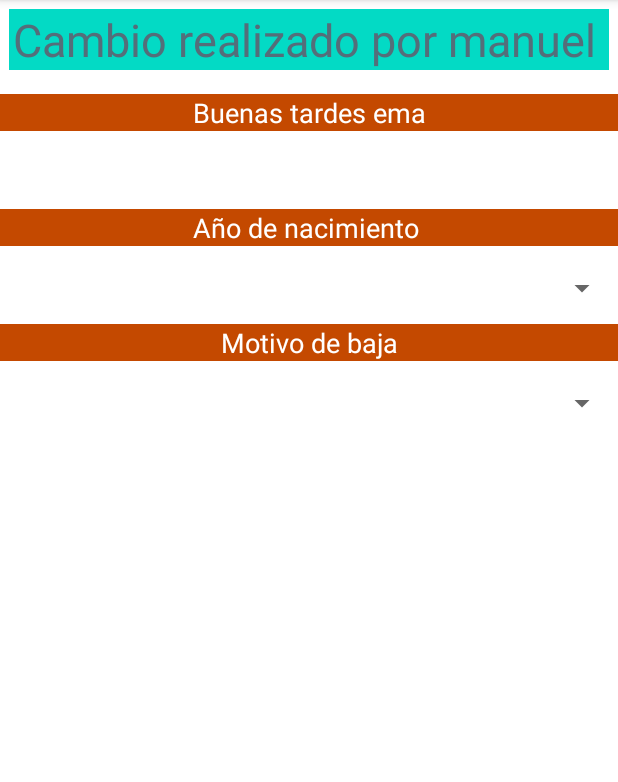
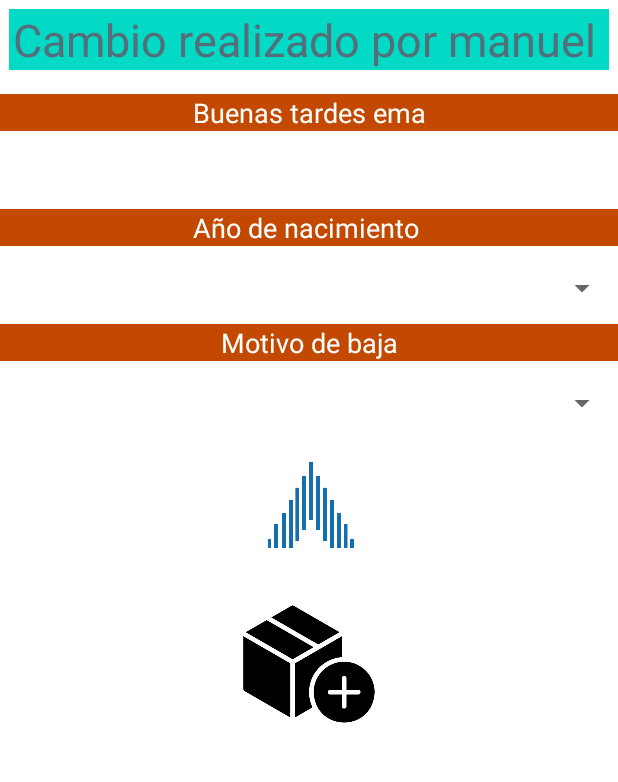
Before and after one commit to mhernandez-sys/App_ActCirculantes, an Android app: the fragment HomeFragment shown on its own in the app's theme, on a phone screen of 412 x 824 dp, the part 84-866 px from its top. Run offline under Robolectric (Android 15) with nearby library versions, the phone set to English and light mode, and no system bars.

```diff
--- a/app/src/main/res/layout/fragment_home.xml
+++ b/app/src/main/res/layout/fragment_home.xml
@@ -1,5 +1,6 @@
 <?xml version="1.0" encoding="utf-8"?>
 <LinearLayout xmlns:android="http://schemas.android.com/apk/res/android"
+    xmlns:app="http://schemas.android.com/apk/res-auto"
     xmlns:tools="http://schemas.android.com/tools"
     android:layout_width="match_parent"
     android:layout_height="match_parent"
@@ -79,5 +80,19 @@
             android:layout_marginTop="4dp"
             android:minHeight="48dp"
             android:padding="@dimen/cuatro_dp" />
+
+        <ImageView
+            android:id="@+id/imageView2"
+            android:layout_width="100dp"
+            android:layout_height="100dp"
+            android:src="@drawable/a_azul"
+            android:layout_gravity="center"/>
+
+        <ImageView
+            android:id="@+id/imageView4"
+            android:layout_width="100dp"
+            android:layout_height="100dp"
+            android:src="@drawable/agregar_producto"
+            android:layout_gravity="center"/>
     </LinearLayout>
 </LinearLayout>
```
Also changed, not shown: app/src/main/java/com/example/demoac_circulante/ui/home/HomeFragment.java (line endings or trailing spaces), 1 other file.
